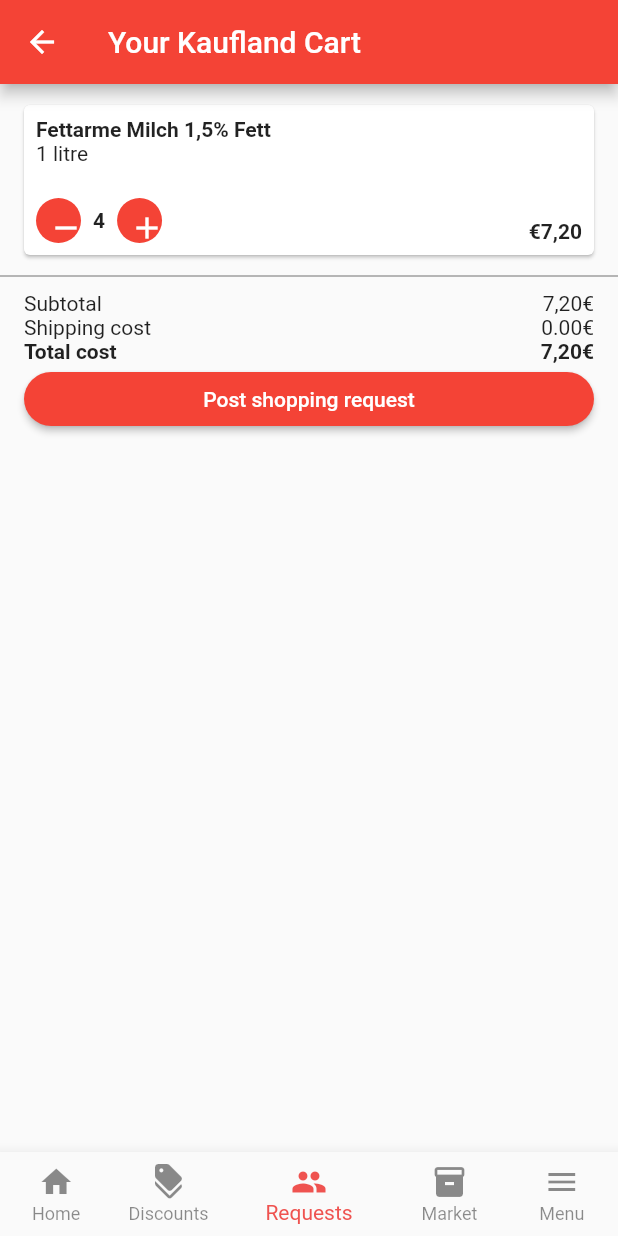
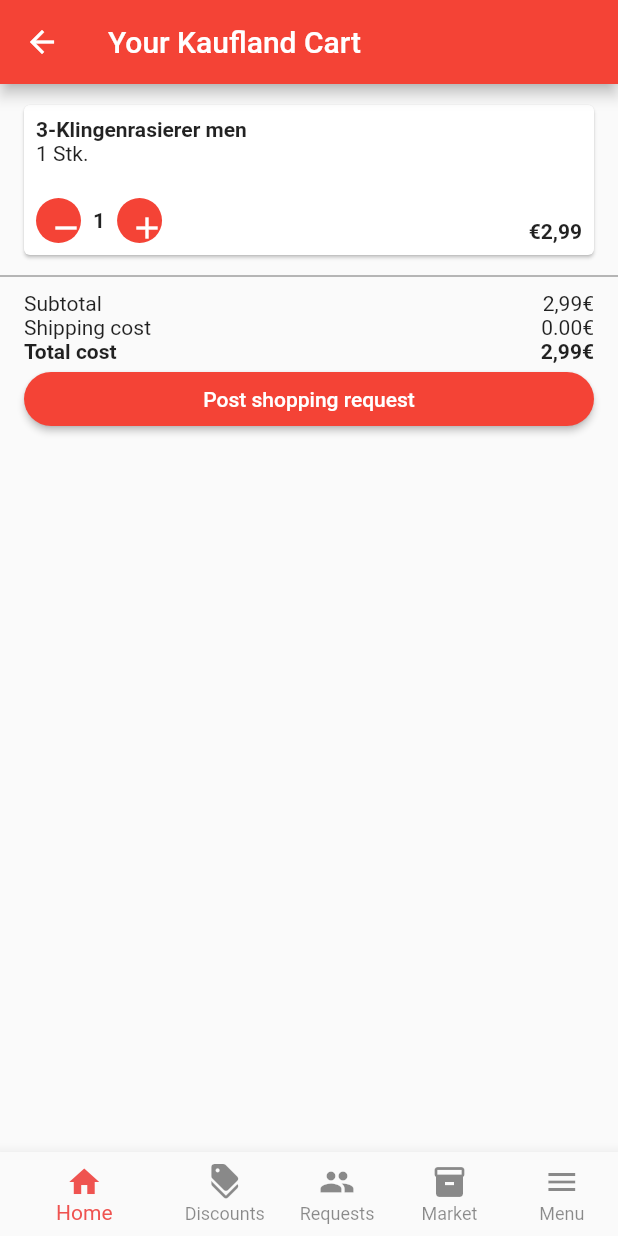
Before and after one commit to melikeo/schwarzit, a Flutter app: the CartScreen screen opened directly, on a phone screen of 412 x 824 dp. Run offline on Flutter 3.47's test engine with Material 2 defaults, Android fonts, the light colour scheme and no system bars; accounts and stored records are empty; network calls fail.

Commit message:
updated home and card screen

```diff
--- a/lib/screens/cart-screen.dart
+++ b/lib/screens/cart-screen.dart
@@ -35,13 +35,13 @@
                           crossAxisAlignment: CrossAxisAlignment.start,
                           children: [
                             Text(
-                              'Fettarme Milch 1,5% Fett',
+                              '3-Klingenrasierer men',
                               style: TextStyle(
                                 fontWeight: FontWeight.bold,
                               ),
                             ),
                             Text(
-                              '1 litre',
+                              '1 Stk.',
                             ),
                           ],
                         ),
@@ -69,7 +69,7 @@
                             ),
                             SizedBox(width: 8),
                             Text(
-                              '4',
+                              '1',
                               style: TextStyle(
                                 fontWeight: FontWeight.bold,
                               ),
@@ -99,7 +99,7 @@
                         bottom: 8,
                         right: 8,
                         child: Text(
-                          '€7,20',
+                          '€2,99',
                           style: TextStyle(
                             fontWeight: FontWeight.bold,
                           ),
@@ -130,7 +130,7 @@
                     mainAxisAlignment: MainAxisAlignment.spaceBetween,
                     children: [
                       Text('Subtotal'),
-                      Text('7,20€'),
+                      Text('2,99€'),
                     ],
                   ),
                 ),
@@ -165,7 +165,7 @@
                         'Total cost',
                         style: TextStyle(fontWeight: FontWeight.bold),
                       ),
-                      Text('7,20€', style: TextStyle(fontWeight: FontWeight.bold),),
+                      Text('2,99€', style: TextStyle(fontWeight: FontWeight.bold),),
                     ],
                   ),
                 ),
@@ -204,7 +204,7 @@
       showSelectedLabels: true,
       unselectedItemColor: Colors.black45,
       selectedItemColor: Colors.red[400],
-      currentIndex: 2,
+      currentIndex: 0,
       onTap: (int newindex) {
       },
       items: const [
```
Also changed, not shown: lib/screens/home-screen.dart (+7 -4 lines).
